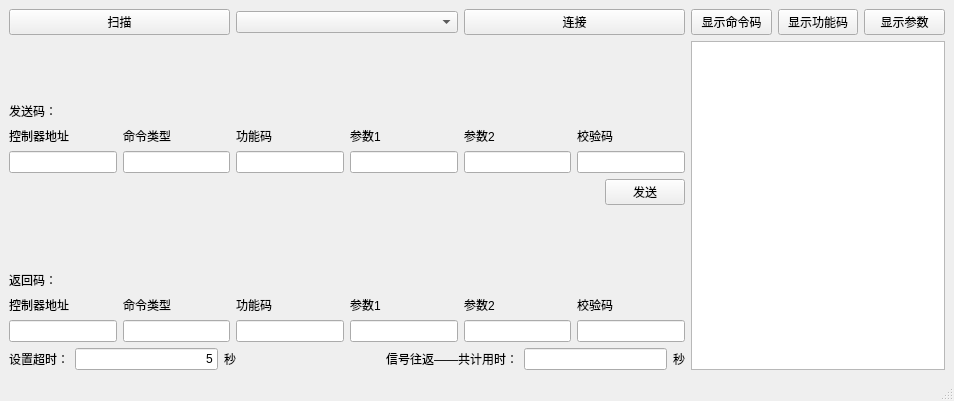
First picture: the form in DevTools/SerialTest/UI/MainWindowUI.ui, repository EddyXieFalcon/ColorAnalyst, before the edit.
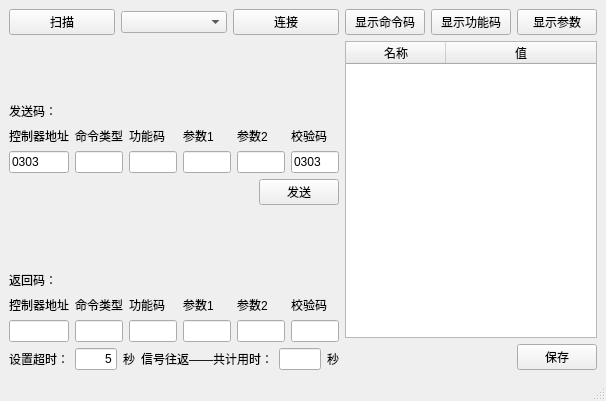
Second picture: the form after the edit.

```diff
--- a/DevTools/SerialTest/UI/MainWindowUI.ui
+++ b/DevTools/SerialTest/UI/MainWindowUI.ui
@@ -6,7 +6,7 @@
    <rect>
     <x>0</x>
     <y>0</y>
-    <width>954</width>
+    <width>606</width>
     <height>401</height>
    </rect>
   </property>
@@ -14,7 +14,7 @@
    <string>彩科仪器串口通讯协议测试软件</string>
   </property>
   <widget class="QWidget" name="centralwidget">
-   <layout class="QHBoxLayout" name="horizontalLayout_7">
+   <layout class="QHBoxLayout" name="horizontalLayout_8">
     <item>
      <layout class="QVBoxLayout" name="verticalLayout">
       <item>
@@ -120,7 +120,11 @@
          </widget>
         </item>
         <item row="1" column="0">
-         <widget class="QLineEdit" name="lineEditSendCtrlAddr"/>
+         <widget class="QLineEdit" name="lineEditSendCtrlAddr">
+          <property name="text">
+           <string>0303</string>
+          </property>
+         </widget>
         </item>
         <item row="1" column="1">
          <widget class="QLineEdit" name="lineEditSendCmdType"/>
@@ -135,7 +139,11 @@
          <widget class="QLineEdit" name="lineEditSendParam2"/>
         </item>
         <item row="1" column="5">
-         <widget class="QLineEdit" name="lineEditSendCeckCode"/>
+         <widget class="QLineEdit" name="lineEditSendCeckCode">
+          <property name="text">
+           <string>0303</string>
+          </property>
+         </widget>
         </item>
        </layout>
       </item>
@@ -356,7 +364,45 @@
        </layout>
       </item>
       <item>
-       <widget class="QTextBrowser" name="textBrowser"/>
+       <widget class="QTableWidget" name="tableWidget">
+        <attribute name="horizontalHeaderStretchLastSection">
+         <bool>true</bool>
+        </attribute>
+        <column>
+         <property name="text">
+          <string>名称</string>
+         </property>
+        </column>
+        <column>
+         <property name="text">
+          <string>值</string>
+         </property>
+        </column>
+       </widget>
+      </item>
+      <item>
+       <layout class="QHBoxLayout" name="horizontalLayout_7">
+        <item>
+         <spacer name="horizontalSpacer_5">
+          <property name="orientation">
+           <enum>Qt::Horizontal</enum>
+          </property>
+          <property name="sizeHint" stdset="0">
+           <size>
+            <width>108</width>
+            <height>20</height>
+           </size>
+          </property>
+         </spacer>
+        </item>
+        <item>
+         <widget class="QPushButton" name="btnSave">
+          <property name="text">
+           <string>保存</string>
+          </property>
+         </widget>
+        </item>
+       </layout>
       </item>
      </layout>
     </item>
```
Left out of the diff: 2 changed lines with no effect on the pictures.
